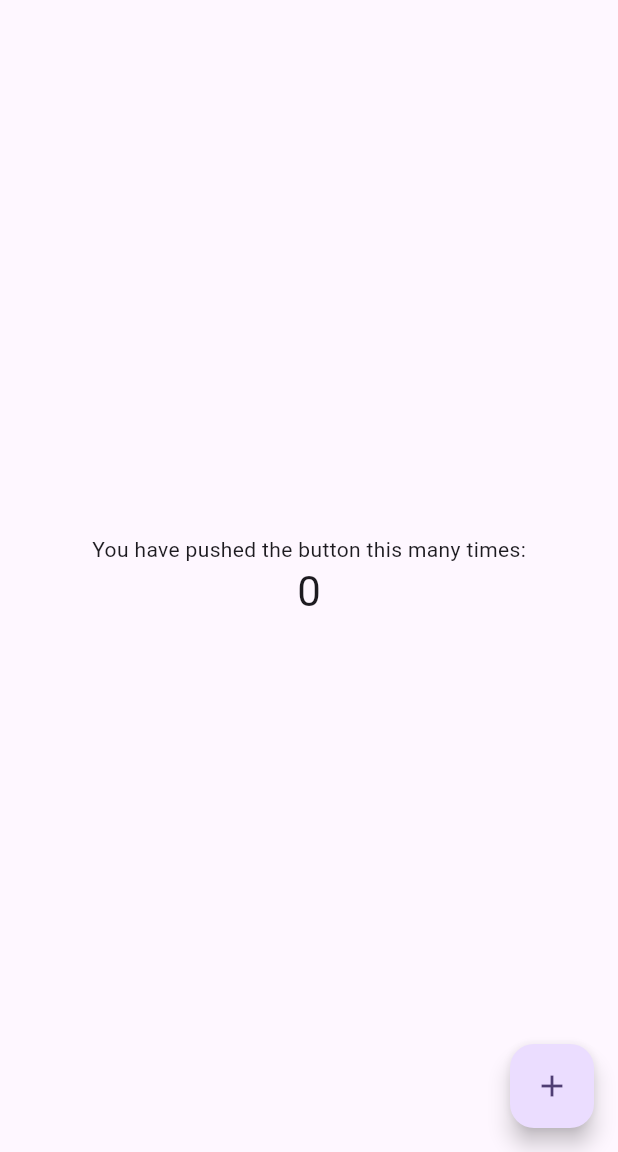
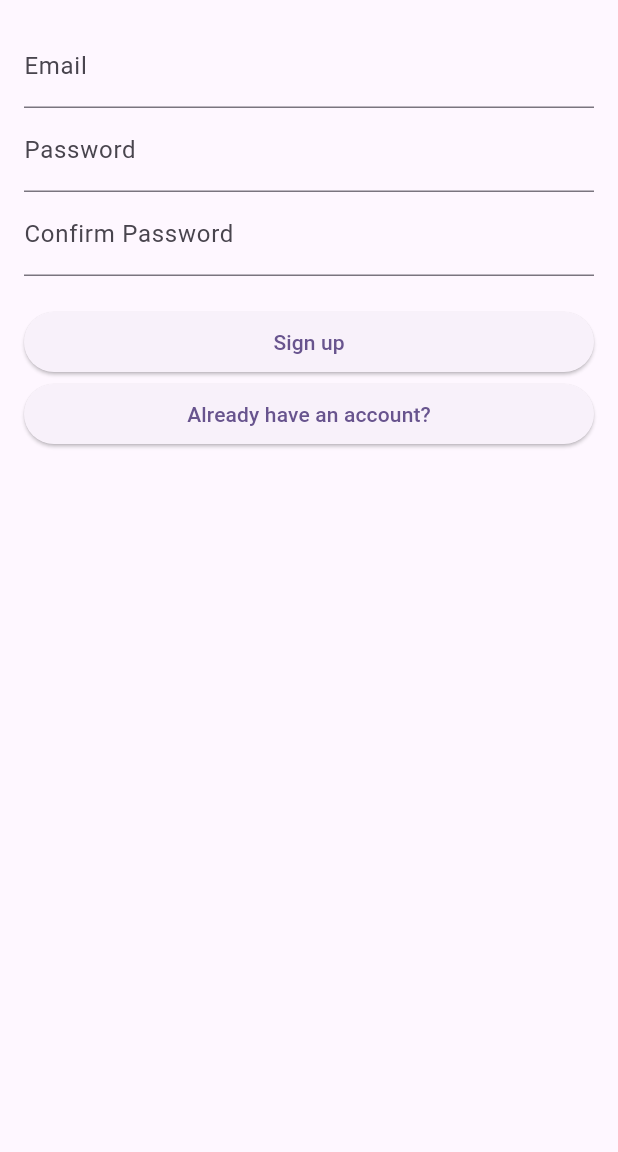
Before and after one commit to ViensLouisPhilippe/TP3-5n6-AppMobileAvancee, a Flutter app: the screen it shows after launch, on a phone screen of 412 x 824 dp, the part 84-1236 px from its top. Run offline on Flutter 3.47's test engine with Material 3 defaults, Android fonts, the phone set to English and light mode, and no system bars; our stand-ins replace cloud_firestore, firebase_auth, firebase_core; accounts and stored records are empty.

```diff
--- a/tp3/lib/main.dart
+++ b/tp3/lib/main.dart
@@ -1,7 +1,9 @@
 import 'package:cloud_firestore/cloud_firestore.dart';
 import 'package:flutter/material.dart';
 import 'package:tp3/firebase_options.dart';
+import 'package:firebase_auth/firebase_auth.dart';
 import 'package:firebase_core/firebase_core.dart';
+import 'package:tp3/pages/reussipage.dart';
 
 void main() async {
   WidgetsFlutterBinding.ensureInitialized();
@@ -14,7 +16,6 @@ void main() async {
 class MyApp extends StatelessWidget {
   const MyApp({super.key});
 
-  // This widget is the root of your application.
   @override
   Widget build(BuildContext context) {
     return MaterialApp(
@@ -37,75 +38,196 @@ class MyHomePage extends StatefulWidget {
 }
 
 class _MyHomePageState extends State<MyHomePage> {
-  int _counter = 0;
+  final _formKey = GlobalKey<FormState>();
+  final TextEditingController _emailController = TextEditingController();
+  final TextEditingController _passwordController = TextEditingController();
+  final TextEditingController _confirmPasswordController = TextEditingController();
+  String _errorMessage = "";
+  bool _isLoading = false;
 
-  void _incrementCounter() {
+  Future<void> _inscription() async {
+    setState(() {
+      _isLoading = true;
+    });
+
+    // Vérification des champs avant l'inscription
+    if (_emailController.text.isEmpty || _passwordController.text.isEmpty || _confirmPasswordController.text.isEmpty) {
+      setState(() {
+        _errorMessage = "All fields are required.";
+      });
+      setState(() {
+        _isLoading = false;
+      });
+      return;
+    }
+
+    if (_passwordController.text != _confirmPasswordController.text) {
+      setState(() {
+        _errorMessage = "Passwords do not match.";
+      });
+      setState(() {
+        _isLoading = false;
+      });
+      return;
+    }
+
+    if (_passwordController.text.length < 6) {
+      setState(() {
+        _errorMessage = "Password must be at least 6 characters long.";
+      });
+      setState(() {
+        _isLoading = false;
+      });
+      return;
+    }
+
+    try {
+      UserCredential userCredential = await FirebaseAuth.instance.createUserWithEmailAndPassword(
+        email: _emailController.text,
+        password: _passwordController.text,
+      );
+
       final db = FirebaseFirestore.instance;
-    // Create a new user with a first and last name
       final user = <String, dynamic>{
-      "first": "Ada",
-      "last": "Lovelace",
-      "born": 1815
+        "email": _emailController.text,
+        "uid": userCredential.user?.uid,
       };
-    db.collection("users").add(user).then((DocumentReference doc) =>
-        print('DocumentSnapshot added with ID: ${doc.id}'));
+
+      await db.collection("users").doc(userCredential.user?.uid).set(user);
+      print('Utilisateur inscrit avec succès ! UID: ${userCredential.user?.uid}');
+
+      Navigator.pushReplacement(
+        context,
+        MaterialPageRoute(builder: (context) => Reussipage()),
+      );
+
+    } on FirebaseAuthException catch (e) {
+      if (e.code == 'email-already-in-use') {
         setState(() {
-      _counter++;
+          _errorMessage = "The email is already in use.";
+        });
+      } else if (e.code == 'weak-password') {
+        setState(() {
+          _errorMessage = "The password is too weak.";
+        });
+      } else if (e.code == 'invalid-email') {
+        setState(() {
+          _errorMessage = "The email address is not valid.";
+        });
+      } else {
+        setState(() {
+          _errorMessage = "An unexpected error occurred. Please try again.";
+        });
+      }
+    } catch (e) {
+      setState(() {
+        _errorMessage = "An error occurred. Please try again.";
+      });
+    }
+
+    setState(() {
+      _isLoading = false;
     });
   }
 
   @override
   Widget build(BuildContext context) {
-    // This method is rerun every time setState is called, for instance as done
-    // by the _incrementCounter method above.
-    //
-    // The Flutter framework has been optimized to make rerunning build methods
-    // fast, so that you can just rebuild anything that needs updating rather
-    // than having to individually change instances of widgets.
     return Scaffold(
       appBar: AppBar(
-        // TRY THIS: Try changing the color here to a specific color (to
-        // Colors.amber, perhaps?) and trigger a hot reload to see the AppBar
-        // change color while the other colors stay the same.
         backgroundColor: Theme.of(context).colorScheme.inversePrimary,
-        // Here we take the value from the MyHomePage object that was created by
-        // the App.build method, and use it to set our appbar title.
         title: Text(widget.title),
       ),
-      body: Center(
-        // Center is a layout widget. It takes a single child and positions it
-        // in the middle of the parent.
+      body: Stack(
+        children: [
+          SingleChildScrollView(
+            child: Padding(
+              padding: const EdgeInsets.all(16.0),
+              child: Form(
                 child: Column(
-          // Column is also a layout widget. It takes a list of children and
-          // arranges them vertically. By default, it sizes itself to fit its
-          // children horizontally, and tries to be as tall as its parent.
-          //
-          // Column has various properties to control how it sizes itself and
-          // how it positions its children. Here we use mainAxisAlignment to
-          // center the children vertically; the main axis here is the vertical
-          // axis because Columns are vertical (the cross axis would be
-          // horizontal).
-          //
-          // TRY THIS: Invoke "debug painting" (choose the "Toggle Debug Paint"
-          // action in the IDE, or press "p" in the console), to see the
-          // wireframe for each widget.
-          mainAxisAlignment: MainAxisAlignment.center,
-          children: <Widget>[
-            const Text(
-              'You have pushed the button this many times:',
+                  crossAxisAlignment: CrossAxisAlignment.stretch,
+                  children: [
+                    // Email input
+                    TextFormField(
+                      controller: _emailController,
+                      decoration: InputDecoration(labelText: "Email"),
+                      validator: (value) {
+                        if (value == null || value.isEmpty) {
+                          return "Please enter your email";
+                        }
+                        return null;
+                      },
                     ),
-            Text(
-              '$_counter',
-              style: Theme.of(context).textTheme.headlineMedium,
+                    // Password input
+                    TextFormField(
+                      controller: _passwordController,
+                      decoration: InputDecoration(labelText: "Password"),
+                      obscureText: true,
+                      validator: (value) {
+                        if (value == null || value.isEmpty) {
+                          return "Please enter a password";
+                        }
+                        return null;
+                      },
+                    ),
+                    // Confirm password input
+                    TextFormField(
+                      controller: _confirmPasswordController,
+                      decoration: InputDecoration(labelText: "Confirm Password"),
+                      obscureText: true,
+                      validator: (value) {
+                        if (value == null || value.isEmpty) {
+                          return "Please confirm your password";
+                        }
+                        if (value != _passwordController.text) {
+                          return "Passwords do not match";
+                        }
+                        return null;
+                      },
+                    ),
+                    if (_errorMessage.isNotEmpty)
+                      Padding(
+                        padding: const EdgeInsets.only(top: 10),
+                        child: Text(
+                          _errorMessage,
+                          style: TextStyle(color: Colors.red),
+                        ),
+                      ),
+                    SizedBox(height: 20),
+                    // Sign up button
+                    ElevatedButton(
+                      onPressed: () async {
+                        ScaffoldMessenger.of(context).showSnackBar(
+                          SnackBar(content: Text("Processing Data...")),
+                        );
+                        await _inscription();
+                      },
+                      child: Text("Sign up"),
+                    ),
+                    ElevatedButton(
+                      child: Text("Already have an account?"),
+                      onPressed: () {
+                        Navigator.push(
+                          context,
+                          MaterialPageRoute(builder: (context) => Reussipage()),
+                        );
+                      },
                     ),
                   ],
                 ),
               ),
-      floatingActionButton: FloatingActionButton(
-        onPressed: _incrementCounter,
-        tooltip: 'Increment',
-        child: const Icon(Icons.add),
-      ), // This trailing comma makes auto-formatting nicer for build methods.
+            ),
+          ),
+          if (_isLoading)
+            Positioned.fill(
+              child: Container(
+                color: Colors.black.withOpacity(0.5),
+                child: Center(
+                  child: CircularProgressIndicator(),
+                ),
+              ),
+            ),
+        ],
+      ),
     );
   }
 }
--- a/tp3/pubspec.yaml
+++ b/tp3/pubspec.yaml
@@ -19,7 +19,7 @@ publish_to: 'none' # Remove this line if you wish to publish to pub.dev
 version: 1.0.0+1
 
 environment:
-  sdk: ^3.5.4
+  sdk: ^3.5.3
 
 # Dependencies specify other packages that your package needs in order to work.
 # To automatically upgrade your package dependencies to the latest versions
```
Also changed, not shown: tp3/lib/pages/connection.dart (added, +30 -0 lines), tp3/lib/pages/reussipage.dart (added, +30 -0 lines), tp3/lib/service.dart (added), tp3/pubspec.lock. Lines whose indentation alone changed are shown as unchanged.
